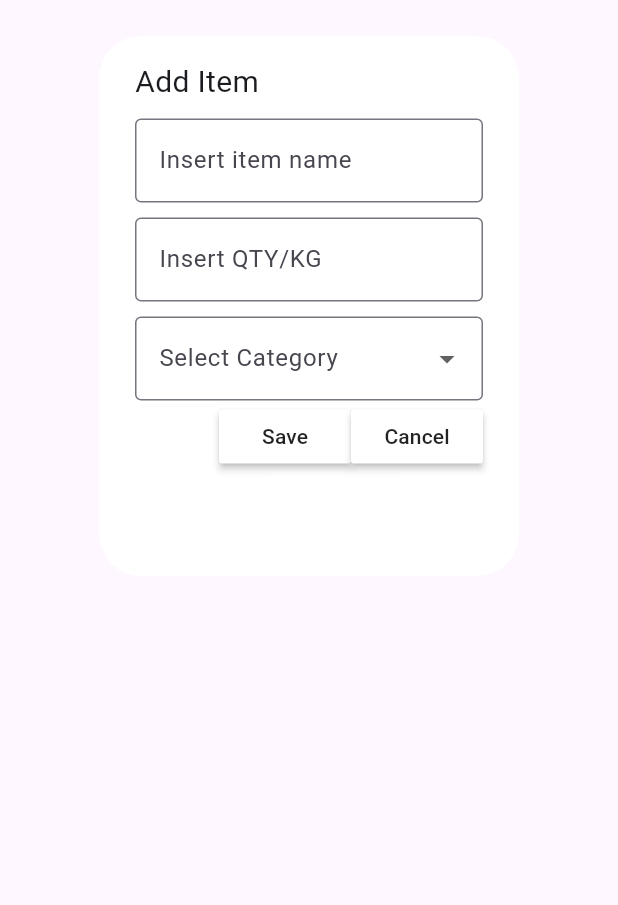
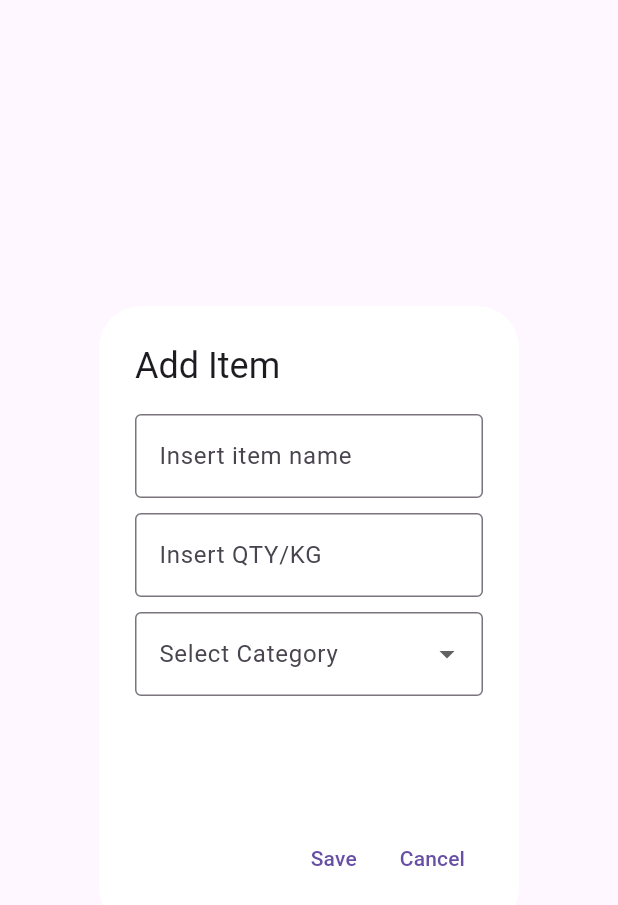
Before and after one commit to Duoiz/ShopSmart, a Flutter app: the DialogBox widget shown alone on an empty page, opened directly with empty values, on a phone screen of 412 x 824 dp. Shown: the top 905 px of the screen. Run offline on Flutter 3.47's test engine with Material 3 defaults, Android fonts, the phone set to English and light mode, and no system bars; our stand-ins replace curved_navigation_bar, table_calendar.

```diff
--- a/lib/util/dialog_box.dart
+++ b/lib/util/dialog_box.dart
@@ -1,40 +1,33 @@
 import 'package:flutter/material.dart';
-import 'package:flutter_shopsmart/util/my_button.dart';
+import 'package:flutter_shopsmart/util/utils.dart';
+class DialogBox extends StatelessWidget {
+  final Function(String name, String qty, String category) onSave;
 
-class DialogBox extends StatefulWidget {
-  final Function(String, String, String) onSave;
-
-  const DialogBox({super.key, required this.onSave});
+  const DialogBox({
+    super.key,
+    required this.onSave,
+  });
 
   @override
-  State<DialogBox> createState() => _DialogBoxState();
-}
-
-class _DialogBoxState extends State<DialogBox> {
-  final TextEditingController itemController = TextEditingController();
-  final TextEditingController qtyController = TextEditingController();
+  Widget build(BuildContext context) {
+    final itemController = TextEditingController();
+    final qtyController = TextEditingController();
     String? selectedCategory;
 
-  //dadagdagan pa to
-  List<DropdownMenuItem<String>> category = const [
+    List<DropdownMenuItem<String>> categories = const [
       DropdownMenuItem(value: "Vegetable", child: Text("Vegetable")),
       DropdownMenuItem(value: "Fruit", child: Text("Fruit")),
       DropdownMenuItem(value: "Meat", child: Text("Meat")),
     ];
 
-  @override
-  Widget build(BuildContext context) {
-    return ListView(
-      children: [
-        AlertDialog(
+    return AlertDialog(
       backgroundColor: Colors.white,
+      title: Text("Add Item"),
       content: SizedBox(
         height: 320,
         child: Column(
           crossAxisAlignment: CrossAxisAlignment.start,
           children: [
-                Text("Add Item", style: TextStyle(fontSize: 20)),
-                SizedBox(height: 10),
             TextField(
               controller: itemController,
               decoration: InputDecoration(
@@ -45,6 +38,7 @@ class _DialogBoxState extends State<DialogBox> {
             SizedBox(height: 10),
             TextField(
               controller: qtyController,
+              keyboardType: TextInputType.number,
               decoration: InputDecoration(
                 hintText: "Insert QTY/KG",
                 border: OutlineInputBorder(),
@@ -53,44 +47,66 @@ class _DialogBoxState extends State<DialogBox> {
             SizedBox(height: 10),
             DropdownButtonFormField<String>(
               decoration: InputDecoration(
+                labelText: 'Select Category',
                 border: OutlineInputBorder(),
-                    labelText: 'Select Category',
               ),
               value: selectedCategory,
-                  items: category,
+              items: categories,
               onChanged: (value) {
-                    setState(() {
                 selectedCategory = value;
-                    });
               },
             ),
+            Spacer(),
             Row(
               mainAxisAlignment: MainAxisAlignment.end,
               children: [
-                    MyButton(
-                      text: "Save",
+                TextButton(
                   onPressed: () {
-                        widget.onSave(
-                          itemController.text,
-                          qtyController.text,
-                          selectedCategory ?? "",
+                    String name = itemController.text.trim();
+                    String qty = qtyController.text.trim();
+                    String category = selectedCategory ?? "";
+
+                    // Validation
+                    if (name.isEmpty || qty.isEmpty || category.isEmpty) {
+                    ScaffoldMessenger.of(context).showSnackBar(
+                      SnackBar(
+                        content: Text("All fields are required!"),
+                        backgroundColor: Colors.red,
+                        behavior: SnackBarBehavior.floating,
+                        margin: EdgeInsets.symmetric(horizontal: 20, vertical: 50),
+                        duration: Duration(seconds: 3),
+                      ),
                     );
-                        Navigator.pop(context);
+                    return;
+                  }
+
+                  if (!RegExp(r'^\d+$').hasMatch(qty)) {
+                    ScaffoldMessenger.of(context).showSnackBar(
+                      SnackBar(
+                        content: Text("Quantity must be a number!"),
+                        backgroundColor: Colors.red,
+                        behavior: SnackBarBehavior.floating,
+                        margin: EdgeInsets.symmetric(horizontal: 20, vertical: 50),
+                        duration: Duration(seconds: 3),
+                      ),
+                    );
+                    return;
+                  }
+
+                    onSave(name, qty, category);
+                    Navigator.pop(context); // Close dialog
                   },
+                  child: Text("Save"),
                 ),
-                    MyButton(
-                      text: "Cancel",
-                      onPressed: () {
-                        Navigator.pop(context);
-                      },
+                TextButton(
+                  onPressed: Navigator.of(context).pop,
+                  child: Text("Cancel"),
                 ),
               ],
             ),
           ],
         ),
       ),
-        ),
-      ],
     );
   }
 }
```
Also changed, not shown: lib/additempage.dart (+14 -2 lines), lib/util/utils.dart (added, +16 -0 lines). Lines whose indentation alone changed are shown as unchanged.
